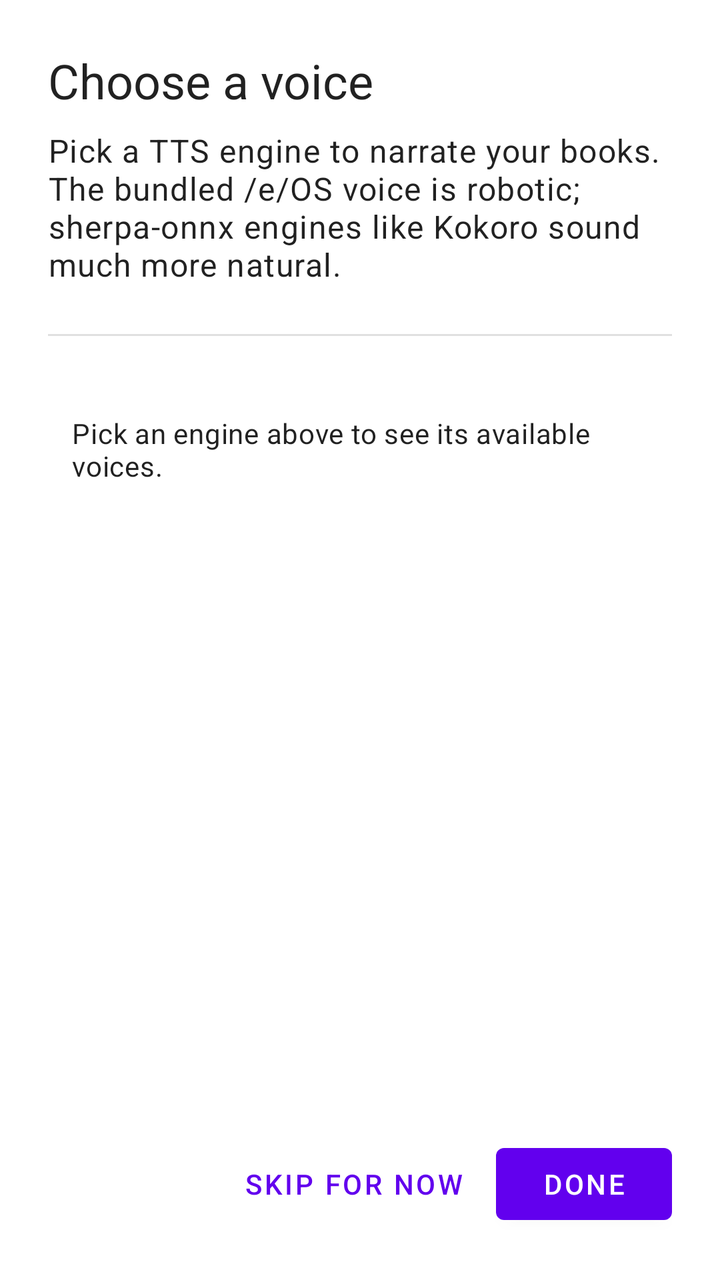
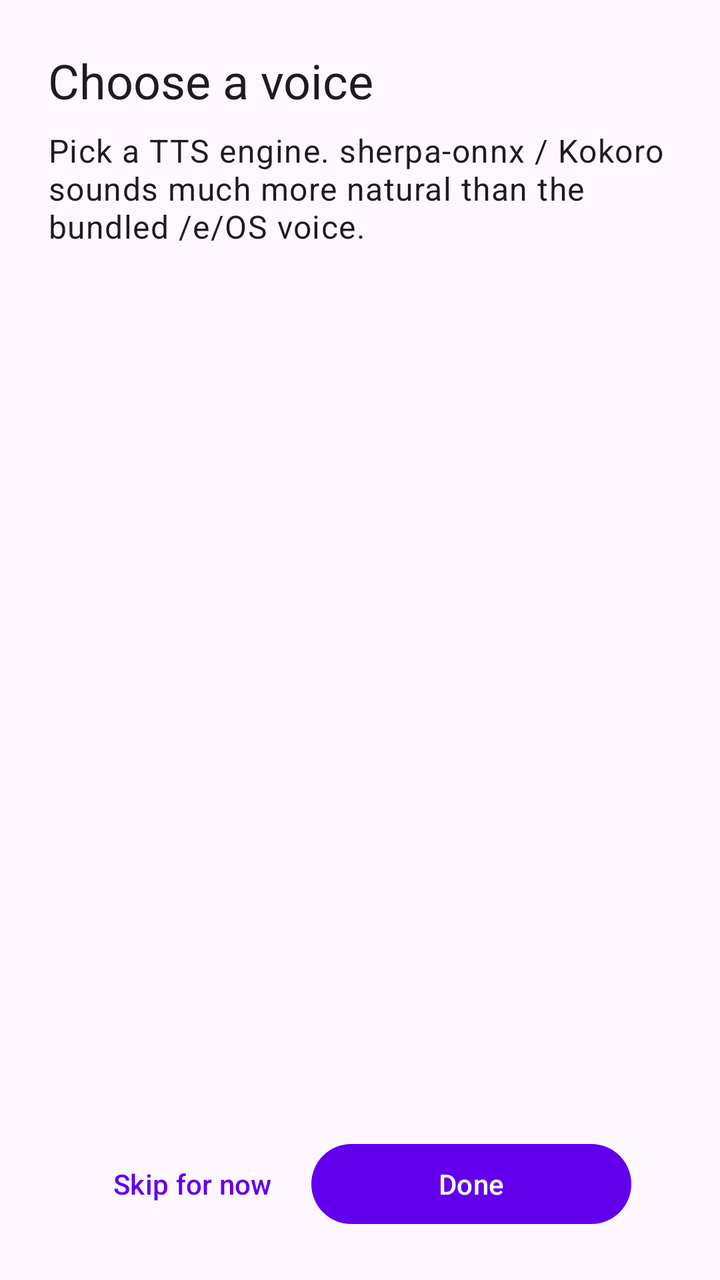

Compare the two renders of this Android layout. The source of the first and the diff that turns it into the second are given below.
<!-- AndroidManifest.xml: application theme Theme.Narrator -->
<!-- res/layout/activity_voice_setup.xml -->
<?xml version="1.0" encoding="utf-8"?>
<LinearLayout xmlns:android="http://schemas.android.com/apk/res/android"
    android:layout_width="match_parent"
    android:layout_height="match_parent"
    android:orientation="vertical"
    android:padding="24dp">

    <TextView
        android:layout_width="match_parent"
        android:layout_height="wrap_content"
        android:text="@string/voice_setup_title"
        android:textAppearance="?attr/textAppearanceHeadline5" />

    <TextView
        android:layout_width="match_parent"
        android:layout_height="wrap_content"
        android:layout_marginTop="8dp"
        android:text="@string/voice_setup_intro"
        android:textAppearance="?attr/textAppearanceBody1" />

    <ScrollView
        android:layout_width="match_parent"
        android:layout_height="0dp"
        android:layout_weight="1"
        android:layout_marginTop="16dp">

        <LinearLayout
            android:layout_width="match_parent"
            android:layout_height="wrap_content"
            android:orientation="vertical">

            <LinearLayout
                android:id="@+id/voice_setup_engines"
                android:layout_width="match_parent"
                android:layout_height="wrap_content"
                android:orientation="vertical" />

            <View
                android:layout_width="match_parent"
                android:layout_height="1dp"
                android:layout_marginVertical="8dp"
                android:background="?android:attr/listDivider" />

            <TextView
                android:id="@+id/voice_setup_voices_header"
                android:layout_width="match_parent"
                android:layout_height="wrap_content"
                android:paddingHorizontal="12dp"
                android:textAppearance="?attr/textAppearanceSubtitle2" />

            <TextView
                android:id="@+id/voice_setup_engine_speakers_note"
                android:layout_width="match_parent"
                android:layout_height="wrap_content"
                android:paddingHorizontal="12dp"
                android:paddingTop="4dp"
                android:text="@string/voice_setup_engine_speakers_note"
                android:textAppearance="?attr/textAppearanceCaption"
                android:visibility="gone" />

            <com.google.android.material.button.MaterialButton
                android:id="@+id/voice_setup_open_engine"
                style="@style/Widget.MaterialComponents.Button.TextButton"
                android:layout_width="wrap_content"
                android:layout_height="wrap_content"
                android:layout_marginStart="4dp"
                android:visibility="gone" />

            <TextView
                android:id="@+id/voice_setup_voices_empty"
                android:layout_width="match_parent"
                android:layout_height="wrap_content"
                android:padding="12dp"
                android:text="@string/voice_setup_no_engine_picked"
                android:textAppearance="?attr/textAppearanceBody2" />

            <LinearLayout
                android:id="@+id/voice_setup_voices"
                android:layout_width="match_parent"
                android:layout_height="wrap_content"
                android:orientation="vertical" />
        </LinearLayout>
    </ScrollView>

    <TextView
        android:id="@+id/voice_setup_no_engines"
        android:layout_width="match_parent"
        android:layout_height="wrap_content"
        android:padding="16dp"
        android:text="@string/voice_setup_no_engines"
        android:textAppearance="?attr/textAppearanceBody2"
        android:visibility="gone" />

    <LinearLayout
        android:layout_width="match_parent"
        android:layout_height="wrap_content"
        android:orientation="horizontal"
        android:gravity="end"
        android:layout_marginTop="16dp">

        <com.google.android.material.button.MaterialButton
            android:id="@+id/voice_setup_skip"
            style="@style/Widget.MaterialComponents.Button.TextButton"
            android:layout_width="wrap_content"
            android:layout_height="wrap_content"
            android:text="@string/voice_setup_skip" />

        <com.google.android.material.button.MaterialButton
            android:id="@+id/voice_setup_done"
            android:layout_width="wrap_content"
            android:layout_height="wrap_content"
            android:layout_marginStart="8dp"
            android:text="@string/voice_setup_done" />
    </LinearLayout>
</LinearLayout>
<!-- resources referenced by this layout -->
<resources>
  <string name="voice_setup_done">Done</string>
  <string name="voice_setup_engine_speakers_note">Some engines (such as sherpa-onnx / Kokoro) expose only one Android voice per language and let you pick the speaker ID inside their own settings.</string>
  <string name="voice_setup_intro">Pick a TTS engine to narrate your books. The bundled /e/OS voice is robotic; sherpa-onnx engines like Kokoro sound much more natural.</string>
  <string name="voice_setup_no_engine_picked">Pick an engine above to see its available voices.</string>
  <string name="voice_setup_no_engines">No TTS engines are installed on this device. Install sherpa-onnx (recommended) or RHVoice from F-Droid / App Lounge.</string>
  <string name="voice_setup_skip">Skip for now</string>
  <string name="voice_setup_title">Choose a voice</string>
  <style name="Theme.Narrator" parent="Theme.MaterialComponents.DayNight.NoActionBar">
          
          <item name="colorPrimary">@color/purple_500</item>
          <item name="colorPrimaryVariant">@color/purple_700</item>
          <item name="colorOnPrimary">@color/white</item>
          
          <item name="colorSecondary">@color/teal_200</item>
          <item name="colorSecondaryVariant">@color/teal_700</item>
          <item name="colorOnSecondary">@color/black</item>
          
          <item name="android:statusBarColor">?attr/colorPrimaryVariant</item>
          
      </style>
  <color name="purple_500">#FF6200EE</color>
  <color name="purple_700">#FF3700B3</color>
  <color name="white">#FFFFFFFF</color>
  <color name="teal_200">#FF03DAC5</color>
  <color name="teal_700">#FF018786</color>
  <color name="black">#FF000000</color>
</resources>

<!-- the commit's change to res/layout/activity_voice_setup.xml (unified diff, before → after) -->
@@ -3,113 +3,70 @@
     android:layout_width="match_parent"
     android:layout_height="match_parent"
     android:orientation="vertical"
-    android:padding="24dp">
+    android:fitsSystemWindows="true">
 
-    <TextView
+    <LinearLayout
         android:layout_width="match_parent"
-        android:layout_height="wrap_content"
-        android:text="@string/voice_setup_title"
-        android:textAppearance="?attr/textAppearanceHeadline5" />
+        android:layout_height="match_parent"
+        android:orientation="vertical"
+        android:padding="24dp">
 
-    <TextView
-        android:layout_width="match_parent"
-        android:layout_height="wrap_content"
-        android:layout_marginTop="8dp"
-        android:text="@string/voice_setup_intro"
-        android:textAppearance="?attr/textAppearanceBody1" />
-
-    <ScrollView
-        android:layout_width="match_parent"
-        android:layout_height="0dp"
-        android:layout_weight="1"
-        android:layout_marginTop="16dp">
-
-        <LinearLayout
+        <TextView
             android:layout_width="match_parent"
             android:layout_height="wrap_content"
-            android:orientation="vertical">
+            android:text="@string/voice_setup_title"
+            android:textAppearance="?attr/textAppearanceHeadline5" />
+
+        <TextView
+            android:layout_width="match_parent"
+            android:layout_height="wrap_content"
+            android:layout_marginTop="8dp"
+            android:text="@string/voice_setup_intro"
+            android:textAppearance="?attr/textAppearanceBody1" />
+
+        <ScrollView
+            android:layout_width="match_parent"
+            android:layout_height="0dp"
+            android:layout_weight="1"
+            android:layout_marginTop="16dp">
 
             <LinearLayout
                 android:id="@+id/voice_setup_engines"
                 android:layout_width="match_parent"
                 android:layout_height="wrap_content"
                 android:orientation="vertical" />
+        </ScrollView>
 
-            <View
-                android:layout_width="match_parent"
-                android:layout_height="1dp"
-                android:layout_marginVertical="8dp"
-                android:background="?android:attr/listDivider" />
+        <TextView
+            android:id="@+id/voice_setup_no_engines"
+            android:layout_width="match_parent"
+            android:layout_height="wrap_content"
+            android:padding="16dp"
+            android:text="@string/voice_setup_no_engines"
+            android:textAppearance="?attr/textAppearanceBody2"
+            android:visibility="gone" />
 
-            <TextView
-                android:id="@+id/voice_setup_voices_header"
-                android:layout_width="match_parent"
-                android:layout_height="wrap_content"
-                android:paddingHorizontal="12dp"
-                android:textAppearance="?attr/textAppearanceSubtitle2" />
-
-            <TextView
-                android:id="@+id/voice_setup_engine_speakers_note"
-                android:layout_width="match_parent"
-                android:layout_height="wrap_content"
-                android:paddingHorizontal="12dp"
-                android:paddingTop="4dp"
-                android:text="@string/voice_setup_engine_speakers_note"
-                android:textAppearance="?attr/textAppearanceCaption"
-                android:visibility="gone" />
+        <LinearLayout
+            android:layout_width="match_parent"
+            android:layout_height="wrap_content"
+            android:orientation="horizontal"
+            android:gravity="center_horizontal"
+            android:layout_marginTop="16dp">
 
             <com.google.android.material.button.MaterialButton
-                android:id="@+id/voice_setup_open_engine"
-                style="@style/Widget.MaterialComponents.Button.TextButton"
+                android:id="@+id/voice_setup_skip"
+                style="@style/Widget.Material3.Button.TextButton"
                 android:layout_width="wrap_content"
                 android:layout_height="wrap_content"
-                android:layout_marginStart="4dp"
-                android:visibility="gone" />
+                android:text="@string/voice_setup_skip" />
 
-            <TextView
-                android:id="@+id/voice_setup_voices_empty"
-                android:layout_width="match_parent"
+            <com.google.android.material.button.MaterialButton
+                android:id="@+id/voice_setup_done"
+                android:layout_width="wrap_content"
                 android:layout_height="wrap_content"
-                android:padding="12dp"
-                android:text="@string/voice_setup_no_engine_picked"
-                android:textAppearance="?attr/textAppearanceBody2" />
-
-            <LinearLayout
-                android:id="@+id/voice_setup_voices"
-                android:layout_width="match_parent"
-                android:layout_height="wrap_content"
-                android:orientation="vertical" />
+                android:layout_marginStart="8dp"
+                android:minWidth="160dp"
+                android:text="@string/voice_setup_done" />
         </LinearLayout>
-    </ScrollView>
-
-    <TextView
-        android:id="@+id/voice_setup_no_engines"
-        android:layout_width="match_parent"
-        android:layout_height="wrap_content"
-        android:padding="16dp"
-        android:text="@string/voice_setup_no_engines"
-        android:textAppearance="?attr/textAppearanceBody2"
-        android:visibility="gone" />
-
-    <LinearLayout
-        android:layout_width="match_parent"
-        android:layout_height="wrap_content"
-        android:orientation="horizontal"
-        android:gravity="end"
-        android:layout_marginTop="16dp">
-
-        <com.google.android.material.button.MaterialButton
-            android:id="@+id/voice_setup_skip"
-            style="@style/Widget.MaterialComponents.Button.TextButton"
-            android:layout_width="wrap_content"
-            android:layout_height="wrap_content"
-            android:text="@string/voice_setup_skip" />
-
-        <com.google.android.material.button.MaterialButton
-            android:id="@+id/voice_setup_done"
-            android:layout_width="wrap_content"
-            android:layout_height="wrap_content"
-            android:layout_marginStart="8dp"
-            android:text="@string/voice_setup_done" />
     </LinearLayout>
 </LinearLayout>
<!-- resource entries referenced after the edit -->
@@ -1,13 +1,11 @@
 <!-- resources referenced by this layout -->
 <resources>
   <string name="voice_setup_done">Done</string>
-  <string name="voice_setup_engine_speakers_note">Some engines (such as sherpa-onnx / Kokoro) expose only one Android voice per language and let you pick the speaker ID inside their own settings.</string>
-  <string name="voice_setup_intro">Pick a TTS engine to narrate your books. The bundled /e/OS voice is robotic; sherpa-onnx engines like Kokoro sound much more natural.</string>
-  <string name="voice_setup_no_engine_picked">Pick an engine above to see its available voices.</string>
+  <string name="voice_setup_intro">Pick a TTS engine. sherpa-onnx / Kokoro sounds much more natural than the bundled /e/OS voice.</string>
   <string name="voice_setup_no_engines">No TTS engines are installed on this device. Install sherpa-onnx (recommended) or RHVoice from F-Droid / App Lounge.</string>
   <string name="voice_setup_skip">Skip for now</string>
   <string name="voice_setup_title">Choose a voice</string>
-  <style name="Theme.Narrator" parent="Theme.MaterialComponents.DayNight.NoActionBar">
+  <style name="Theme.Narrator" parent="Theme.Material3.DayNight.NoActionBar">
           
           <item name="colorPrimary">@color/purple_500</item>
           <item name="colorPrimaryVariant">@color/purple_700</item>
